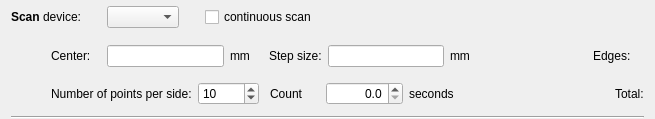
mlz-ictrl/nicos, file nicos/clients/gui/cmdlets/cscan.ui: the form before one commit.
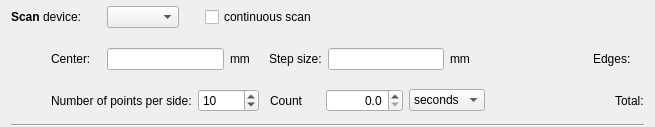
The form after the commit.

What changed in the file:
```diff
--- a/nicos/clients/gui/cmdlets/cscan.ui
+++ b/nicos/clients/gui/cmdlets/cscan.ui
@@ -7,7 +7,7 @@
     <x>0</x>
     <y>0</y>
     <width>655</width>
-    <height>119</height>
+    <height>127</height>
    </rect>
   </property>
   <property name="windowTitle">
@@ -270,10 +270,17 @@
       </widget>
      </item>
      <item>
-      <widget class="QLabel" name="label_6">
+      <widget class="QComboBox" name="presetunit">
+       <item>
        <property name="text">
         <string>seconds</string>
        </property>
+       </item>
+       <item>
+        <property name="text">
+         <string>minutes</string>
+        </property>
+       </item>
       </widget>
      </item>
      <item>
```
Left out of the diff: 4 changed lines with no effect on the pictures. Lines whose indentation alone changed are shown as unchanged.
